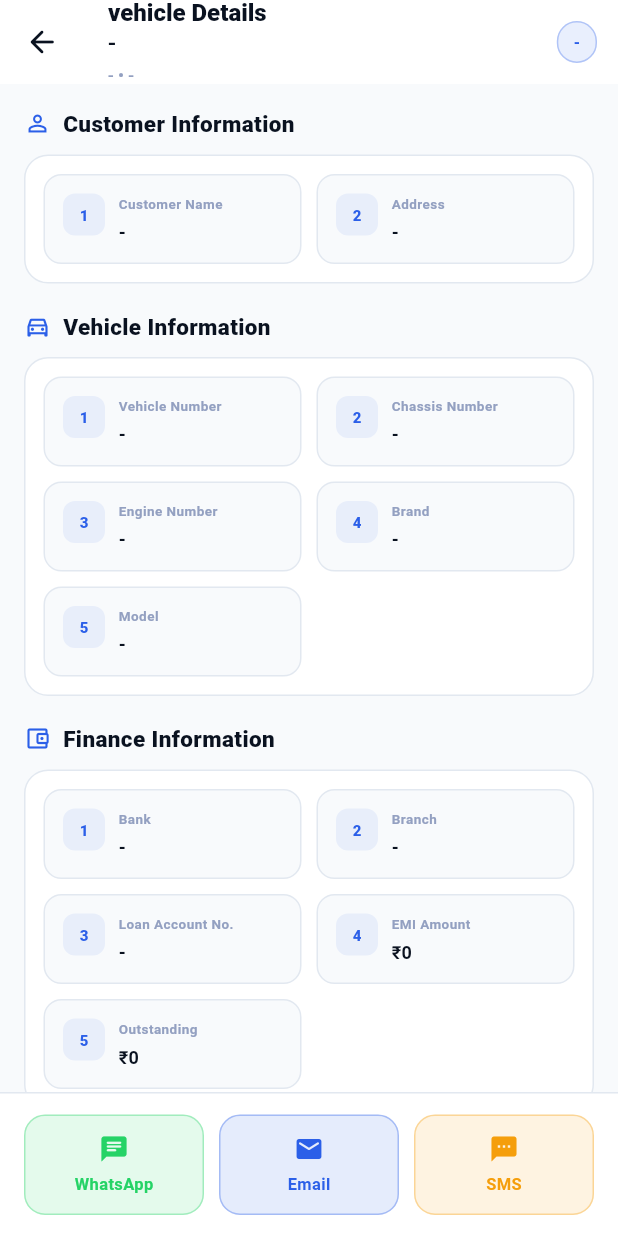
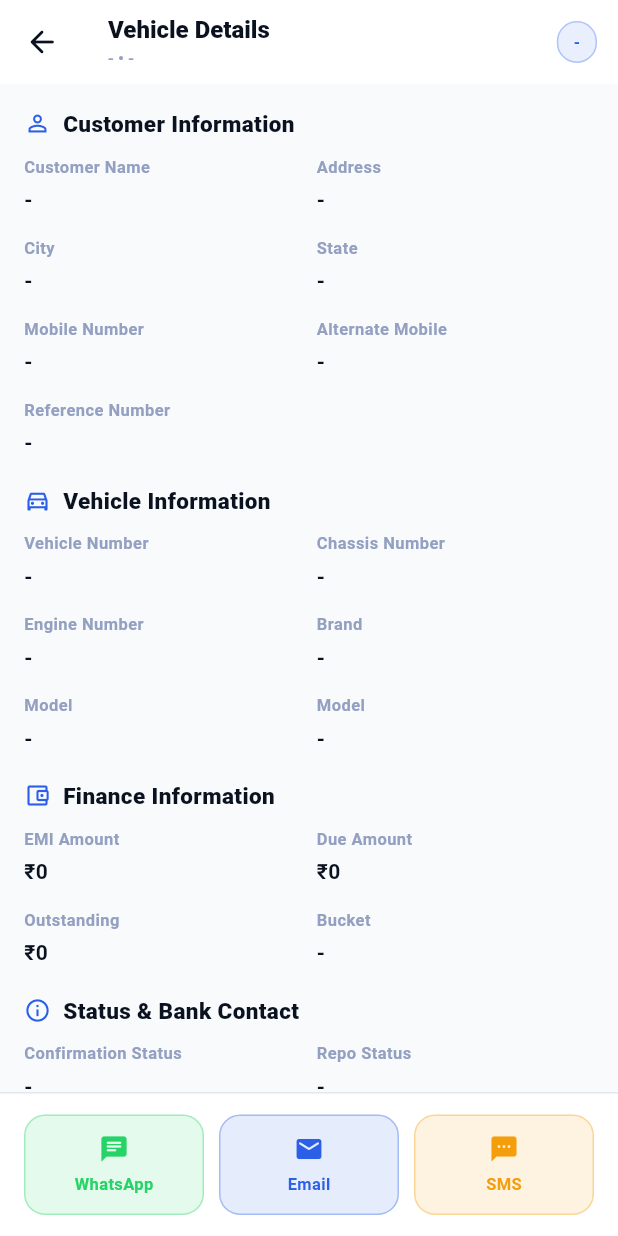
Before and after one commit to ssdi112526-design/fastrecoveryApp, a Flutter app: the VehicleDetailsPopup screen opened directly with empty values, on a phone screen of 412 x 824 dp. Run offline on Flutter 3.47's test engine with Material 3 defaults, Android fonts, the light colour scheme and no system bars; our stand-ins replace google_fonts, image_picker, shared_preferences; accounts and stored records are empty; project files that could hold a hidden picture were left out.

Commit message:
first commit

```diff
--- a/lib/Screen/Search_vehicle.dart
+++ b/lib/Screen/Vehicle_Details.dart
@@ -204,23 +204,36 @@ class _VehicleDetailsPopupState extends State<VehicleDetailsPopup> {
   Widget build(BuildContext context) {
     final isDark = Theme.of(context).brightness == Brightness.dark;
 
+    // ---------------- Vehicle ----------------
     final vehicle = _value('vehicleNumber');
     final chassis = _value('chassisNumber');
-    final customer = _value('customerName');
-    final bank = _value('bankName');
-    final branch = _value('branchName');
+    final engine = _value('engineNumber');
     final brand = _value('vehicleBrand');
     final model = _value('vehicleModel');
     final status = _value('repoStatus');
+
+    // ---------------- Customer ----------------
+    final customer = _value('customerName');
     final address = _value('addressLine1');
+    final city = _value('city');
+    final state = _value('state');
+    final pincode = _value('state');
+    final mobileNumber = _value('mobileNumber');
+    final alternateMobileNumber = _value('alternateMobileNumber');
+    // ---------------- Finance ----------------
+    //final bank = _value('bankName');
+    //final branch = _value('branchName');
+    //final loanAccount = _value('loanAccountNumber');
+    final referenceNumber = _value('referenceNumber');
     final emi = _value('emiAmount');
     final due = _value('dueAmount');
     final outstanding = _value('totalOutstandingAmount');
-    final loanAccount = _value('loanAccountNumber');
-    final engine = _value('engineNumber');
-    final contact1 = _value('contactPerson1Phone');
-    final contact2 = _value('contactPerson2Phone');
-    final contact3 = _value('contactPerson3Phone');
+    final bucket = _value('bucket');
+
+    // ---------------- Other ----------------
+    final confirmationStatus = _value('confirmationStatus');
+    // final bankNotifyEmail1 = _value('bankNotifyEmail1');
+    // final bankNotifyEmail2 = _value('bankNotifyEmail2');
 
     return Scaffold(
       backgroundColor: isDark ? const Color(0xff0B1220) : const Color(0xffF8FAFC),
@@ -242,21 +255,15 @@ class _VehicleDetailsPopupState extends State<VehicleDetailsPopup> {
           crossAxisAlignment: CrossAxisAlignment.start,
           mainAxisSize: MainAxisSize.min,
           children: [
-            Text("vehicle Details",style: TextStyle(
+            Text(
+              "Vehicle Details",
+              style: TextStyle(
                 fontSize: 16,
                 fontWeight: FontWeight.w800,
                 color: isDark ? Colors.white : AppColors.navy950,
               ),
             ),
-            Text(
-              vehicle,
-              style: TextStyle(
-                fontSize: 16,
-                fontWeight: FontWeight.w500,
-                color: isDark ? Colors.white : AppColors.navy950,
-              ),
-            ),
-            const SizedBox(height: 5),
+            const SizedBox(height: 2),
             Text(
               '$brand • $model',
               style: TextStyle(
@@ -304,9 +311,11 @@ class _VehicleDetailsPopupState extends State<VehicleDetailsPopup> {
                   _detailGrid([
                     (Icons.person_outline, 'Customer Name', customer),
                     (Icons.location_on_outlined, 'Address', address),
-                    (Icons.call_outlined, 'Contact 1', contact1),
-                    (Icons.call_outlined, 'Contact 2', contact2),
-                    (Icons.call_outlined, 'Contact 3', contact3),
+                    (Icons.location_city_outlined, 'City', city),
+                    (Icons.map_outlined, 'State', state),
+                    (Icons.phone_outlined, 'Mobile Number', mobileNumber),
+                    (Icons.phone_android_outlined, 'Alternate Mobile', alternateMobileNumber),
+                    (Icons.numbers_outlined, 'Reference Number', referenceNumber),
                   ]),
                   const SizedBox(height: 18),
                   _popupSection('Vehicle Information', Icons.directions_car_outlined),
@@ -317,17 +326,27 @@ class _VehicleDetailsPopupState extends State<VehicleDetailsPopup> {
                     (Icons.settings_outlined, 'Engine Number', engine),
                     (Icons.category_outlined, 'Brand', brand),
                     (Icons.car_repair_outlined, 'Model', model),
+                    (Icons.car_repair_outlined, 'Model', model),
                   ]),
                   const SizedBox(height: 18),
                   _popupSection('Finance Information', Icons.account_balance_wallet_outlined),
                   const SizedBox(height: 10),
                   _detailGrid([
-                    (Icons.account_balance_outlined, 'Bank', bank),
-                    (Icons.account_tree_outlined, 'Branch', branch),
-                    (Icons.receipt_long_outlined, 'Loan Account No.', loanAccount),
+                    // (Icons.account_balance_outlined, 'Bank', bank),
+                    // (Icons.account_tree_outlined, 'Branch', branch),
+                    // (Icons.receipt_long_outlined, 'Loan Account No.', loanAccount),
                     (Icons.currency_rupee, 'EMI Amount', '₹$emi'),
                     (Icons.money_off_csred_outlined, 'Due Amount', '₹$due'),
                     (Icons.account_balance_wallet_outlined, 'Outstanding', '₹$outstanding'),
+                    (Icons.inbox_outlined, 'Bucket', bucket),
+                  ]),
+                  const SizedBox(height: 18),
+                  _popupSection('Status & Bank Contact', Icons.info_outline),
+                  const SizedBox(height: 10),
+                  _detailGrid([
+                    (Icons.flag_outlined, 'Confirmation Status', confirmationStatus),
+                    (Icons.email_outlined, 'Repo Status', status),
+                    // (Icons.email_outlined, 'Bank Notify Email 2', bankNotifyEmail2),
                   ]),
                   const SizedBox(height: 16),
                 ],
@@ -353,108 +372,41 @@ class _VehicleDetailsPopupState extends State<VehicleDetailsPopup> {
     );
   }
 
+  // ============================================================
+  // DETAIL GRID — 2 items per row, plain text (no card/box)
+  // ============================================================
+
   Widget _detailGrid(List<(IconData, String, String)> details) {
-    final hiddenFields = {
-      'Contact 1',
-      'Contact 2',
-      'Contact 3',
-      'Case Code',
-      'Vehicle Type',
-      'City',
-      'State',
-      'Pincode',
-      'Due Amount',
-      'Bucket',
-      'Yeah Sub',
-    };
-
-    final visibleDetails = details
-        .where((detail) => !hiddenFields.contains(detail.$2))
-        .toList();
-
     final rows = <Widget>[];
 
-    for (int i = 0; i < visibleDetails.length; i += 2) {
-      final left = visibleDetails[i];
-      final right =
-      i + 1 < visibleDetails.length ? visibleDetails[i + 1] : null;
+    for (int i = 0; i < details.length; i += 2) {
+      final left = details[i];
+      final right = i + 1 < details.length ? details[i + 1] : null;
 
       rows.add(
         Padding(
           padding: EdgeInsets.only(
-            bottom: i + 2 < visibleDetails.length ? 10 : 0,
+            bottom: i + 2 < details.length ? 14 : 0,
           ),
-          child: IntrinsicHeight(
           child: Row(
-              crossAxisAlignment: CrossAxisAlignment.stretch,
+            crossAxisAlignment: CrossAxisAlignment.start,
             children: [
-                Expanded(
-                  child: _detailTile(left, i + 1),
-                ),
+              Expanded(child: _detailTile(left)),
               const SizedBox(width: 10),
               Expanded(
-                  child: right != null
-                      ? _detailTile(right, i + 2)
-                      : const SizedBox(),
+                child: right != null ? _detailTile(right) : const SizedBox(),
               ),
             ],
-            ),
           ),
         ),
       );
     }
 
-    return Container(
-      padding: const EdgeInsets.all(12),
-      decoration: BoxDecoration(
-        color: Colors.white,
-        borderRadius: BorderRadius.circular(16),
-        border: Border.all(
-          color: const Color(0xffE2E8F0),
-        ),
-      ),
-      child: Column(
-        children: rows,
-      ),
-    );
+    return Column(children: rows);
   }
 
-  Widget _detailTile(
-      (IconData, String, String) detail,
-      int number,
-      ) {
-    return Container(
-      padding: const EdgeInsets.all(12),
-      decoration: BoxDecoration(
-        color: const Color(0xffF8FAFC),
-        borderRadius: BorderRadius.circular(12),
-        border: Border.all(
-          color: const Color(0xffE2E8F0),
-        ),
-      ),
-      child: Row(
-        crossAxisAlignment: CrossAxisAlignment.start,
-        children: [
-          Container(
-            width: 28,
-            height: 28,
-            alignment: Alignment.center,
-            decoration: BoxDecoration(
-              color: AppColors.blue600.withOpacity(.08),
-              borderRadius: BorderRadius.circular(8),
-            ),
-            child: Text(
-              '$number',
-              style: const TextStyle(
-                fontSize: 10,
-                fontWeight: FontWeight.w800,
-                color: AppColors.blue600,
-              ),
-            ),
-          ),
-          const SizedBox(width: 9),
-          Expanded(
-            child: Column(
+  Widget _detailTile((IconData, String, String) detail) {
+    return Column(
       crossAxisAlignment: CrossAxisAlignment.start,
       children: [
         Text(
@@ -462,7 +414,7 @@ class _VehicleDetailsPopupState extends State<VehicleDetailsPopup> {
           maxLines: 1,
           overflow: TextOverflow.ellipsis,
           style: const TextStyle(
-                    fontSize: 9,
+            fontSize: 11,
             fontWeight: FontWeight.w700,
             color: AppColors.slate400,
             letterSpacing: .3,
@@ -474,18 +426,18 @@ class _VehicleDetailsPopupState extends State<VehicleDetailsPopup> {
           maxLines: 3,
           overflow: TextOverflow.ellipsis,
           style: const TextStyle(
-                    fontSize: 12,
+            fontSize: 14,
             fontWeight: FontWeight.w700,
             color: AppColors.navy950,
           ),
         ),
       ],
-            ),
-          ),
-        ],
-      ),
     );
   }
+
+  // ============================================================
+  // ACTION BAR — WhatsApp / Email / SMS
+  // ============================================================
 
   Widget _buildActionBar(bool isDark) {
     return Container(
```
Also changed, not shown: lib/Model_class/vehcial_detail_model.dart (added), 1 other file. Lines whose indentation alone changed are shown as unchanged.
